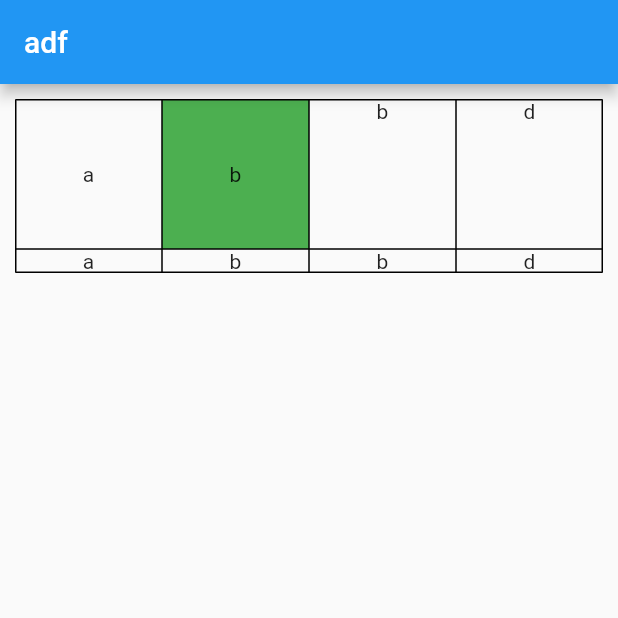
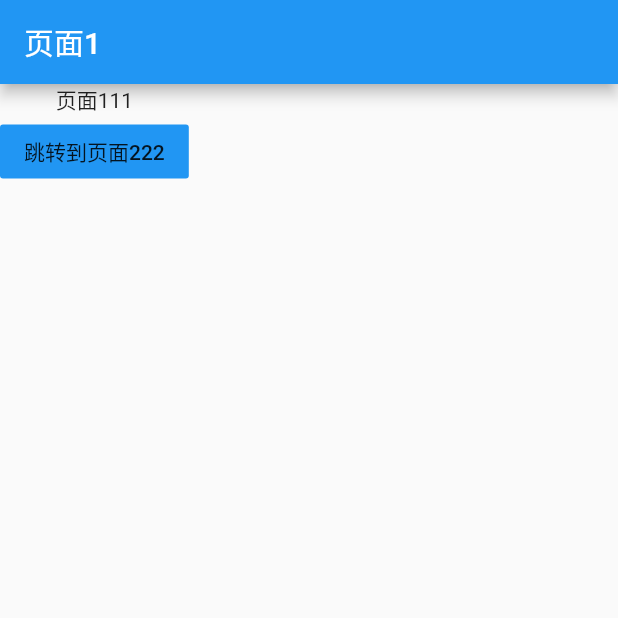
Before and after one commit to Anlans/two-days-flutter, a Flutter app: the screen it shows after launch, on a phone screen of 412 x 824 dp, the top half of it. Run offline on Flutter 3.47's test engine with Material 2 defaults, Android fonts, the phone set to English and light mode, and no system bars.

Commit message:
第九课　路由

```diff
--- a/lib/main.dart
+++ b/lib/main.dart
@@ -11,83 +11,50 @@ class App extends StatelessWidget {
 
     return MaterialApp(
       title: 'my first flutter',
-      home: Scaffold(
-        appBar: AppBar(title: Text('adf')),
-        body: Home(),
+      home: Page1(),
+    );
+  }
+}
+
+class Page1 extends StatelessWidget{
+  Widget build(BuildContext context) {
+
+    return Scaffold(
+      appBar: AppBar(title: Text('页面1')),
+      body: Column(
+        children: [
+          Text('页面111'),
+          FlatButton(
+            color: Colors.blue,
+            child: Text('跳转到页面222'),
+            onPressed: (){
+              Navigator.push(context, MaterialPageRoute(builder: (context){
+                return Page2();
+              }));
+            },
+          ),
+        ],
       ),
     );
   }
 }
-// class Home extends StatelessWidget {
-//   Widget build (BuildContext context) {
-//     return GridView.count(
-//       crossAxisCount: 5,
-//       padding: EdgeInsets.all(10),
-//       crossAxisSpacing: 10,
-//       mainAxisSpacing: 100,
-//       children: ['aaa','bbb','ccc','ddd','eee','fff','ddd','eee','fff','ddd','eee','fff','ddd','eee','fff'].map((str)=>Container(
-//           decoration: BoxDecoration(
-//             border: Border.all(width: 1),
-//           ),
-//         child: Center(
-//           child: Text(str),
-//         ),
-//       )).toList(),
-//     );
-//
-//   }
-//}
+class Page2 extends StatelessWidget{
+  Widget build(BuildContext context) {
 
-class Home extends StatelessWidget {
-  Widget build (BuildContext context) {
-    return Container(
-      padding: EdgeInsets.all(10),
-        child: Table(
-          border: TableBorder.all(),
-          children: [
-            TableRow(
-              children: [
-                Container(
-                  height: 100,
-                  child: Center(
-                    child: Text('a'),
-                  ),
-                ),
-                Container(
-                  height: 100,
-                  decoration: BoxDecoration(
-                    color: Colors.green,
-                  ),
-                  child: Center(
-                    child: Text('b'),
-                  ),
-                ),
-                Center(
-                  child: Text('b'),
-                ),
-                Center(
-                  child: Text('d'),
-                ),
-              ],
-            ),
-            TableRow(
-              children: [
-                Center(
-                  child: Text('a'),
-                ),
-                Center(
-                  child: Text('b'),
-                ),
-                Center(
-                  child: Text('b'),
-                ),
-                Center(
-                  child: Text('d'),
-                ),
-              ],
-            ),
-          ],
-        )
+    return Scaffold(
+      appBar: AppBar(title: Text('页面2')),
+      body: Column(
+        children: [
+          Text('页面222'),
+          FlatButton(
+            color: Colors.blue,
+            child: Text('回到1'),
+            onPressed: (){
+              Navigator.pop(context);
+            },
+          ),
+        ],
+      ),
     );
   }
 }
```
Also changed, not shown: 笔记.txt (+87 -0 lines).
